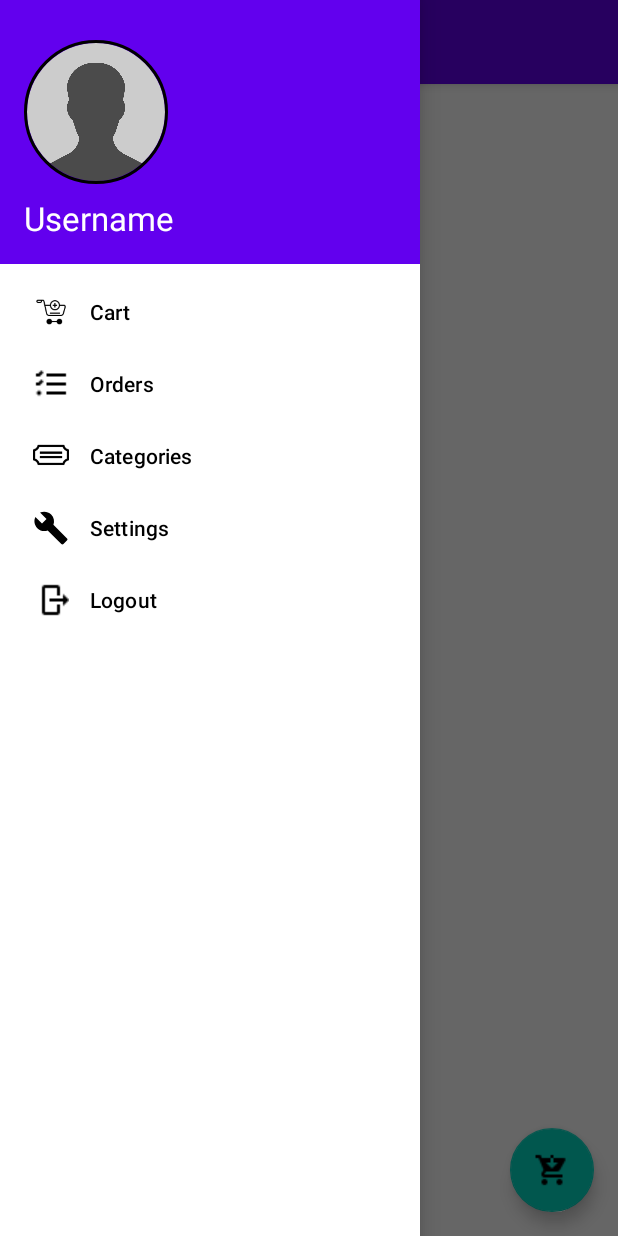
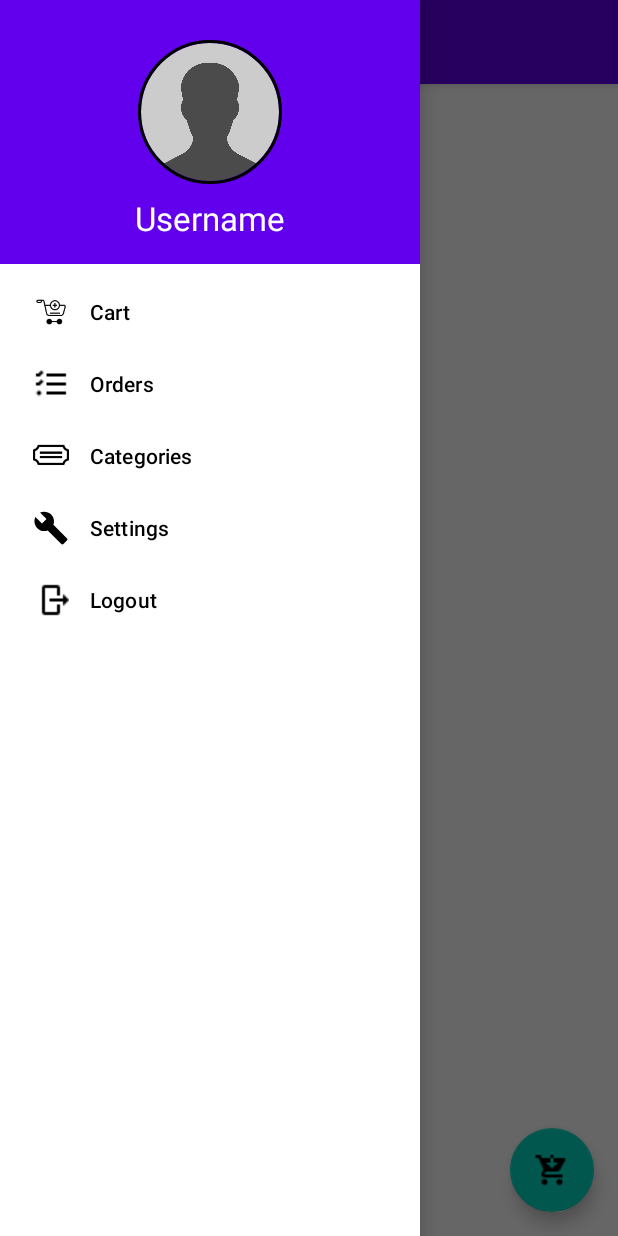
Before and after one commit to 7imaZz/Ecommerce_App, an Android app: the screen it shows after launch once a user with an empty profile is signed in (HomeActivity), with the side drawer open, on a phone screen of 412 x 824 dp. Run offline under Robolectric (Android 15) with nearby library versions, the phone set to English and light mode, and no system bars; our stand-ins replace CircleImageView, Firebase (no records; nobody signed in at launch, a user with empty details on screens opened directly), Picasso; 1 statement that could not run was skipped.

Commit message:
Displaying Products in RecyclerView

```diff
--- a/app/build.gradle
+++ b/app/build.gradle
@@ -38,6 +38,8 @@ dependencies {
     implementation 'androidx.appcompat:appcompat:1.2.0'
     implementation 'com.google.android.material:material:1.3.0'
     implementation 'androidx.constraintlayout:constraintlayout:2.0.4'
+
+    // Firebase
     implementation 'com.google.firebase:firebase-database:19.6.0'
     implementation 'com.google.firebase:firebase-auth:20.0.2'
     implementation 'com.google.firebase:firebase-storage:19.2.1'
@@ -62,6 +64,9 @@ dependencies {
     // Circle ImageView
     implementation 'de.hdodenhof:circleimageview:3.1.0'
 
+    // Picasso
+    implementation 'com.squareup.picasso:picasso:2.71828'
+
     testImplementation 'junit:junit:4.13.2'
     androidTestImplementation 'androidx.test.ext:junit:1.1.2'
     androidTestImplementation 'androidx.test.espresso:espresso-core:3.3.0'
--- a/app/src/main/AndroidManifest.xml
+++ b/app/src/main/AndroidManifest.xml
@@ -15,7 +15,8 @@
         <activity
             android:name=".ui.HomeActivity"
             android:label="@string/title_activity_home"
-            android:theme="@style/Theme.EcommerceApp.NoActionBar" />
+            android:theme="@style/Theme.EcommerceApp.NoActionBar"
+            android:hardwareAccelerated="true"/>
         <activity android:name=".ui.AdminCategory" />
         <activity android:name=".ui.AdminActivity" />
         <activity android:name=".ui.RegisterActivity" />
--- /dev/null
+++ b/app/src/main/java/com/shorbgy/ecommerceapp/adapters/ProductAdapter.java
@@ -0,0 +1,63 @@
+package com.shorbgy.ecommerceapp.adapters;
+
+import android.annotation.SuppressLint;
+import android.content.Context;
+import android.view.LayoutInflater;
+import android.view.View;
+import android.view.ViewGroup;
+
+import androidx.annotation.NonNull;
+import androidx.databinding.DataBindingUtil;
+import androidx.recyclerview.widget.RecyclerView;
+import com.shorbgy.ecommerceapp.R;
+import com.shorbgy.ecommerceapp.databinding.ProductItemBinding;
+import com.shorbgy.ecommerceapp.pojo.Product;
+import com.squareup.picasso.Picasso;
+
+import java.util.ArrayList;
+
+public class ProductAdapter extends RecyclerView.Adapter<ProductAdapter.ProductViewHolder>{
+
+    public static class ProductViewHolder extends RecyclerView.ViewHolder {
+        ProductItemBinding binding;
+        public ProductViewHolder(@NonNull View itemView, ProductItemBinding binding) {
+            super(itemView);
+            this.binding = binding;
+        }
+    }
+
+    private ArrayList<Product> products = new ArrayList<>();
+
+    public void setProducts(ArrayList<Product> products) {
+        this.products = products;
+        notifyDataSetChanged();
+    }
+
+    @NonNull
+    @Override
+    public ProductAdapter.ProductViewHolder onCreateViewHolder(@NonNull ViewGroup parent, int viewType) {
+        LayoutInflater inflater = (LayoutInflater) parent.getContext().getSystemService(Context.LAYOUT_INFLATER_SERVICE);
+        ProductItemBinding binding = DataBindingUtil.inflate(inflater, R.layout.product_item, parent, false);
+        return new ProductViewHolder(binding.getRoot(), binding);
+    }
+
+    @SuppressLint("SetTextI18n")
+    @Override
+    public void onBindViewHolder(@NonNull ProductAdapter.ProductViewHolder holder, int position) {
+
+        holder.binding.productName.setText(products.get(position).getProduct_name());
+        holder.binding.productPrice.setText("$"+products.get(position).getPrice());
+        holder.binding.productDesc.setText(products.get(position).getDescription());
+
+        Picasso.get()
+                .load(products.get(position).getImage_url())
+                .resize(360, 240)
+                .centerCrop()
+                .into(holder.binding.productImage);
+    }
+
+    @Override
+    public int getItemCount() {
+        return products.size();
+    }
+}
--- a/app/src/main/java/com/shorbgy/ecommerceapp/ui/HomeActivity.java
+++ b/app/src/main/java/com/shorbgy/ecommerceapp/ui/HomeActivity.java
@@ -4,12 +4,21 @@ import android.content.Intent;
 import android.content.res.Configuration;
 import android.os.Bundle;
 import android.view.MenuItem;
+import android.view.View;
+import android.widget.TextView;
 import android.widget.Toast;
 import com.google.android.material.floatingactionbutton.FloatingActionButton;
 import com.google.android.material.snackbar.Snackbar;
 import com.google.android.material.navigation.NavigationView;
 import com.google.firebase.auth.FirebaseAuth;
+import com.google.firebase.database.DataSnapshot;
+import com.google.firebase.database.DatabaseError;
+import com.google.firebase.database.DatabaseReference;
+import com.google.firebase.database.FirebaseDatabase;
+import com.google.firebase.database.ValueEventListener;
 import com.shorbgy.ecommerceapp.R;
+import com.shorbgy.ecommerceapp.pojo.User;
+
 import androidx.annotation.NonNull;
 import androidx.appcompat.app.ActionBarDrawerToggle;
 import androidx.core.view.GravityCompat;
@@ -17,11 +26,17 @@ import androidx.drawerlayout.widget.DrawerLayout;
 import androidx.appcompat.app.AppCompatActivity;
 import androidx.appcompat.widget.Toolbar;
 
+import java.util.Objects;
+
+import de.hdodenhof.circleimageview.CircleImageView;
+
 public class HomeActivity extends AppCompatActivity implements NavigationView.OnNavigationItemSelectedListener{
 
     private FirebaseAuth auth;
     private DrawerLayout drawer;
     private ActionBarDrawerToggle mDrawerToggle;
+    private TextView usernameTextView;
+    private CircleImageView profileImageView;
 
     @Override
     protected void onCreate(Bundle savedInstanceState) {
@@ -41,10 +56,38 @@ public class HomeActivity extends AppCompatActivity implements NavigationView.On
         NavigationView navigationView = findViewById(R.id.nav_view);
         navigationView.setNavigationItemSelectedListener(this);
 
+        View headerView = navigationView.getHeaderView(0);
+        usernameTextView = headerView.findViewById(R.id.username_tv);
+        profileImageView = headerView.findViewById(R.id.profile_image);
+
         mDrawerToggle = new ActionBarDrawerToggle(this,
                 drawer, toolbar,
                 R.string.nav_header_desc,
                 R.string.navigation_drawer_close);
+
+        retrieveUserInfo();
+    }
+
+    private void retrieveUserInfo(){
+        // Get a reference to our user
+        final FirebaseDatabase database = FirebaseDatabase.getInstance();
+        DatabaseReference ref = database.getReference("Users")
+                .child(Objects.requireNonNull(FirebaseAuth.getInstance().getCurrentUser()).getUid());
+
+        // Attach a listener to read the data at our user reference
+        ref.addValueEventListener(new ValueEventListener() {
+            @Override
+            public void onDataChange(@NonNull DataSnapshot dataSnapshot) {
+                User user = dataSnapshot.getValue(User.class);
+                assert user != null;
+                usernameTextView.setText(user.getName());
+            }
+
+            @Override
+            public void onCancelled(@NonNull DatabaseError databaseError) {
+                Toast.makeText(HomeActivity.this, databaseError.getMessage(), Toast.LENGTH_SHORT).show();
+            }
+        });
     }
 
     @Override
--- a/app/src/main/java/com/shorbgy/ecommerceapp/ui/HomeFragment.java
+++ b/app/src/main/java/com/shorbgy/ecommerceapp/ui/HomeFragment.java
@@ -1,18 +1,78 @@
 package com.shorbgy.ecommerceapp.ui;
 
 import android.os.Bundle;
+import android.util.Log;
 import android.view.LayoutInflater;
 import android.view.View;
 import android.view.ViewGroup;
 import androidx.annotation.NonNull;
+import androidx.annotation.Nullable;
+import androidx.databinding.DataBindingUtil;
 import androidx.fragment.app.Fragment;
+
+import com.google.firebase.database.DataSnapshot;
+import com.google.firebase.database.DatabaseError;
+import com.google.firebase.database.DatabaseReference;
+import com.google.firebase.database.FirebaseDatabase;
+import com.google.firebase.database.ValueEventListener;
 import com.shorbgy.ecommerceapp.R;
+import com.shorbgy.ecommerceapp.adapters.ProductAdapter;
+import com.shorbgy.ecommerceapp.databinding.FragmentHomeBinding;
+import com.shorbgy.ecommerceapp.pojo.Product;
+
+import java.util.ArrayList;
 
 
 public class HomeFragment extends Fragment {
 
+    private static final String TAG = "HomeFragment";
+
+    private FragmentHomeBinding binding;
+    private ProductAdapter adapter;
+
+
+
+    ArrayList<Product> products = new ArrayList<>();
 
     public View onCreateView(@NonNull LayoutInflater inflater, ViewGroup container, Bundle savedInstanceState) {
-        return inflater.inflate(R.layout.fragment_home, container, false);
+
+        binding = DataBindingUtil.inflate(inflater, R.layout.fragment_home, container, false);
+        adapter = new ProductAdapter();
+
+        return binding.getRoot();
+    }
+
+    @Override
+    public void onViewCreated(@NonNull View view, @Nullable Bundle savedInstanceState) {
+        super.onViewCreated(view, savedInstanceState);
+
+        getProducts();
+        binding.productRv.setAdapter(adapter);
+    }
+
+    private void getProducts(){
+
+        DatabaseReference reference = FirebaseDatabase.getInstance().getReference("Products");
+
+        reference.addValueEventListener(new ValueEventListener() {
+            @Override
+            public void onDataChange(@NonNull DataSnapshot snapshot) {
+                products.clear();
+                for (DataSnapshot dataSnapshot: snapshot.getChildren()){
+                    Product product = dataSnapshot.getValue(Product.class);
+
+                    assert product != null;
+                    products.add(product);
+                }
+
+                adapter.setProducts(products);
+                adapter.notifyDataSetChanged();
+            }
+
+            @Override
+            public void onCancelled(@NonNull DatabaseError error) {
+                Log.d(TAG, "onCancelled: "+error.getMessage());
+            }
+        });
     }
 }
--- a/app/src/main/res/layout/nav_header_main.xml
+++ b/app/src/main/res/layout/nav_header_main.xml
@@ -3,14 +3,13 @@
     xmlns:app="http://schemas.android.com/apk/res-auto"
     android:layout_width="match_parent"
     android:layout_height="@dimen/nav_header_height"
-    android:background="@drawable/side_nav_bar"
+    android:background="@color/design_default_color_primary"
     android:gravity="bottom"
     android:orientation="vertical"
     android:paddingLeft="@dimen/activity_horizontal_margin"
     android:paddingTop="@dimen/activity_vertical_margin"
     android:paddingRight="@dimen/activity_horizontal_margin"
     android:paddingBottom="@dimen/activity_vertical_margin"
-    android:backgroundTint="@color/design_default_color_primary"
     android:theme="@style/ThemeOverlay.AppCompat.Dark">
 
     <de.hdodenhof.circleimageview.CircleImageView
@@ -19,14 +18,17 @@
         android:layout_height="96dp"
         android:src="@drawable/profile"
         app:civ_border_width="2dp"
-        app:civ_border_color="#FF000000"/>
+        app:civ_border_color="#FF000000"
+        android:layout_gravity="center"/>
 
     <TextView
+        android:id="@+id/username_tv"
         android:layout_width="match_parent"
         android:layout_height="wrap_content"
         android:paddingTop="@dimen/nav_header_vertical_spacing"
         android:text="@string/username"
         android:textColor="@color/white"
-        android:textSize="22sp"/>
+        android:textSize="22sp"
+        android:gravity="center"/>
 
 </LinearLayout>
```
Also changed, not shown: app/src/main/java/com/shorbgy/ecommerceapp/pojo/Product.java (added, +86 -0 lines), app/src/main/java/com/shorbgy/ecommerceapp/pojo/User.java (added, +51 -0 lines), app/src/main/res/layout/fragment_home.xml (+19 -18 lines), app/src/main/res/layout/product_item.xml (added, +85 -0 lines), app/src/main/res/drawable/product_placeholder.png (added).
